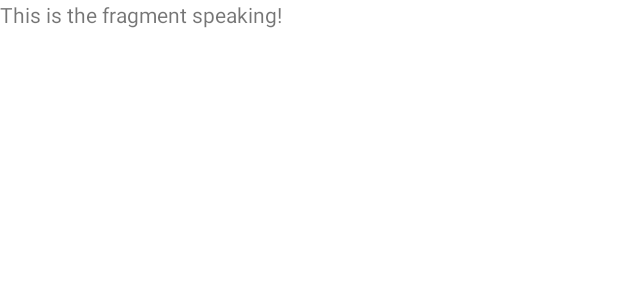
After one commit to jennyyi78/OSU-bathroom-app, an Android app: the layout fragment_home_page.xml on its own in the app's theme, with its tools: preview values and no code run, on a phone screen of 412 x 824 dp. The commit adds this screen. Shown: the top 300 px of the screen. Run offline under Robolectric (Android 15) with nearby library versions, the phone set to English and light mode, and no system bars.

Commit message:
reformatted + added a fragment which is used by MainActivity

```diff
--- a/app/build.gradle
+++ b/app/build.gradle
@@ -30,6 +30,7 @@ android {
 }
 
 dependencies {
+    def fragment_version = "1.5.5"
 
     implementation 'androidx.appcompat:appcompat:1.6.1'
     implementation 'com.google.android.material:material:1.8.0'
@@ -38,4 +39,5 @@ dependencies {
     androidTestImplementation 'androidx.test.ext:junit:1.1.5'
     androidTestImplementation 'androidx.test.espresso:espresso-core:3.5.1'
     implementation 'com.google.firebase:firebase-database:20.1.0'
+    implementation "androidx.fragment:fragment:$fragment_version"
 }
--- a/app/src/main/res/layout/activity_main.xml
+++ b/app/src/main/res/layout/activity_main.xml
@@ -2,6 +2,8 @@
 <androidx.constraintlayout.widget.ConstraintLayout xmlns:android="http://schemas.android.com/apk/res/android"
     xmlns:app="http://schemas.android.com/apk/res-auto"
     xmlns:tools="http://schemas.android.com/tools"
+    android:id="@+id/fragment_container_view"
+    android:name="com.example.HomePageFragment"
     android:layout_width="match_parent"
     android:layout_height="match_parent"
-    tools:context=".MainActivity"/>
+    tools:context=".MainActivity" />
--- /dev/null
+++ b/app/src/main/res/layout/fragment_home_page.xml
@@ -0,0 +1,14 @@
+<?xml version="1.0" encoding="utf-8"?>
+<FrameLayout xmlns:android="http://schemas.android.com/apk/res/android"
+    xmlns:tools="http://schemas.android.com/tools"
+    android:layout_width="match_parent"
+    android:layout_height="match_parent"
+    tools:context=".HomePageFragment">
+
+    <TextView
+        android:layout_width="match_parent"
+        android:layout_height="match_parent"
+        android:layout_gravity="center_vertical|center_horizontal"
+        android:text="@string/hello_fragment" />
+
+</FrameLayout>
--- a/app/src/main/res/values/strings.xml
+++ b/app/src/main/res/values/strings.xml
@@ -1,3 +1,4 @@
 <resources>
     <string name="app_name">OSU-Bathroom-App</string>
+    <string name="hello_fragment">This is the fragment speaking!</string>
 </resources>
```
Also changed, not shown: app/src/main/java/com/example/osu_bathroom_app/HomePageFragment.java (added, +64 -0 lines), app/src/main/java/com/example/osu_bathroom_app/MainActivity.java (+16 -16 lines), 1 other file.
